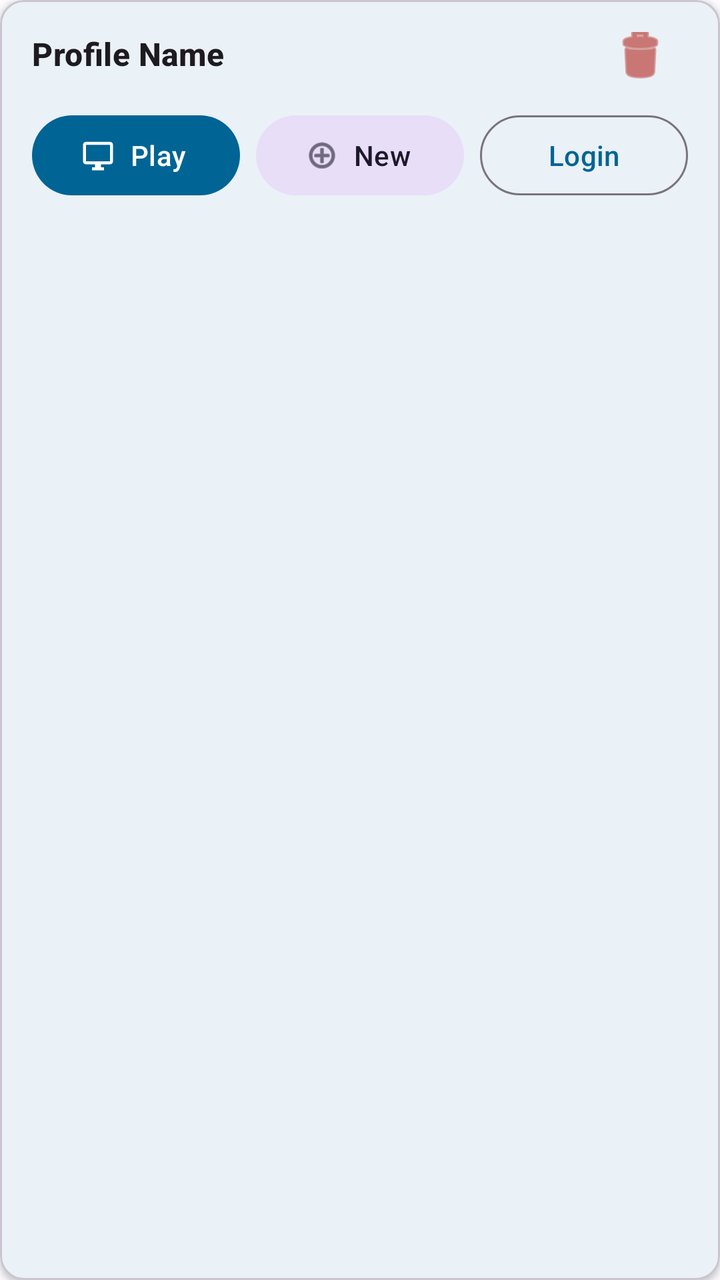
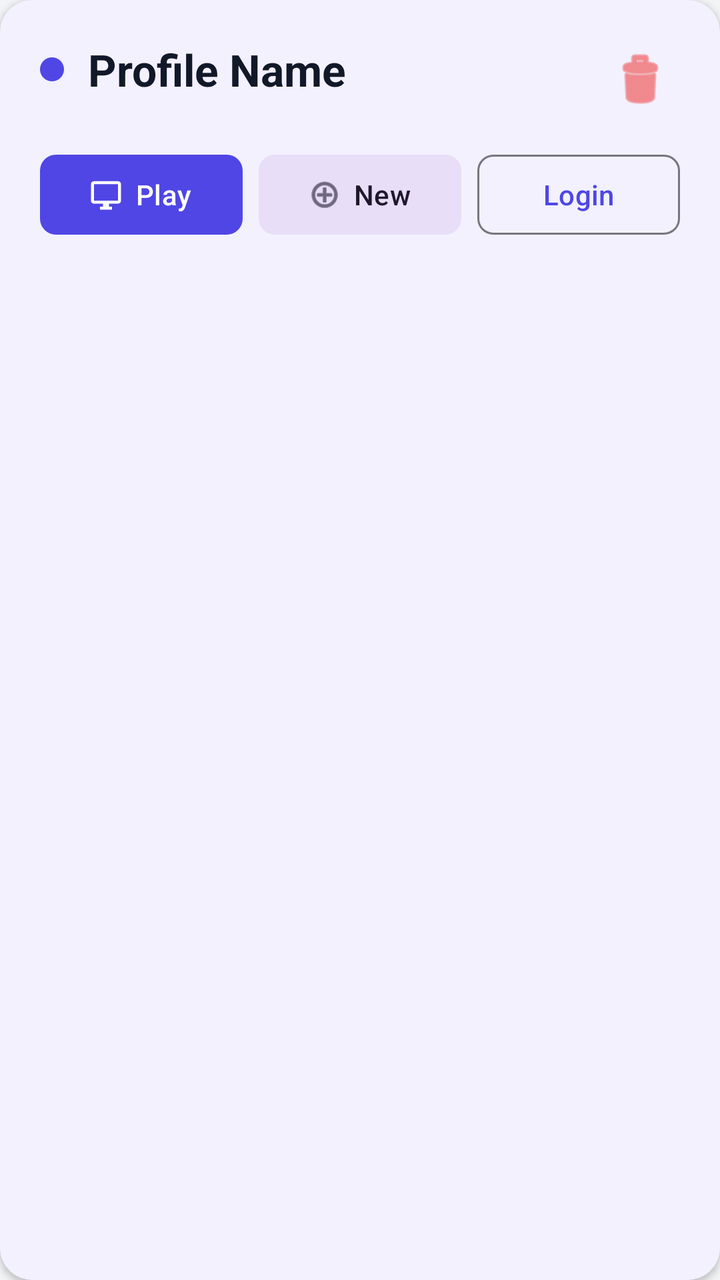

The first picture is an Android layout as it rendered before a commit; the second is the same layout after the commit. The layout source and the unified diff follow.
<!-- AndroidManifest.xml: application theme Theme.WebWorkspace -->
<!-- res/layout/item_profile.xml -->
<?xml version="1.0" encoding="utf-8"?>
<com.google.android.material.card.MaterialCardView xmlns:android="http://schemas.android.com/apk/res/android"
    xmlns:app="http://schemas.android.com/apk/res-auto"
    android:layout_width="match_parent"
    android:layout_height="wrap_content"
    android:layout_marginHorizontal="16dp"
    android:layout_marginVertical="8dp"
    app:cardCornerRadius="12dp"
    app:cardElevation="2dp">

    <androidx.constraintlayout.widget.ConstraintLayout
        android:layout_width="match_parent"
        android:layout_height="wrap_content"
        android:padding="16dp">

        <TextView
            android:id="@+id/tvProfileName"
            android:layout_width="0dp"
            android:layout_height="wrap_content"
            android:text="Profile Name"
            android:textAppearance="?attr/textAppearanceTitleMedium"
            android:textStyle="bold"
            app:layout_constraintEnd_toStartOf="@+id/btnDelete"
            app:layout_constraintStart_toStartOf="parent"
            app:layout_constraintTop_toTopOf="parent" />

        <ImageButton
            android:id="@+id/btnDelete"
            android:layout_width="48dp"
            android:layout_height="48dp"
            android:background="?attr/selectableItemBackgroundBorderless"
            android:contentDescription="@string/action_delete"
            android:src="@android:drawable/ic_menu_delete"
            app:layout_constraintEnd_toEndOf="parent"
            app:layout_constraintTop_toTopOf="parent"
            app:layout_constraintBottom_toBottomOf="@+id/tvProfileName"
            app:tint="?attr/colorError" />

        <LinearLayout
            android:layout_width="match_parent"
            android:layout_height="wrap_content"
            android:layout_marginTop="16dp"
            android:orientation="horizontal"
            android:weightSum="3"
            app:layout_constraintTop_toBottomOf="@+id/tvProfileName">

            <com.google.android.material.button.MaterialButton
                android:id="@+id/btnPlay"
                android:layout_width="0dp"
                android:layout_height="wrap_content"
                android:layout_weight="1"
                android:layout_marginEnd="4dp"
                android:text="Play"
                app:icon="@drawable/ic_desktop"
                app:iconPadding="4dp" />

            <com.google.android.material.button.MaterialButton
                android:id="@+id/btnNewSession"
                style="@style/Widget.Material3.Button.TonalButton"
                android:layout_width="0dp"
                android:layout_height="wrap_content"
                android:layout_weight="1"
                android:layout_marginHorizontal="4dp"
                android:text="New"
                app:icon="@android:drawable/ic_menu_add"
                app:iconPadding="4dp" />

            <com.google.android.material.button.MaterialButton
                android:id="@+id/btnCustomize"
                style="@style/Widget.Material3.Button.OutlinedButton"
                android:layout_width="0dp"
                android:layout_height="wrap_content"
                android:layout_weight="1"
                android:layout_marginStart="4dp"
                android:text="Login" />
        </LinearLayout>
    </androidx.constraintlayout.widget.ConstraintLayout>
</com.google.android.material.card.MaterialCardView>
<!-- resources referenced by this layout -->
<resources>
  <!-- drawable ic_desktop (drawable) -->
  <vector xmlns:android="http://schemas.android.com/apk/res/android"
      android:width="24dp"
      android:height="24dp"
      android:viewportWidth="24"
      android:viewportHeight="24">
      <path
          android:fillColor="#000000"
          android:pathData="M20,3H4C2.9,3 2,3.9 2,5v11c0,1.1 0.9,2 2,2h6v2H8v2h8v-2h-2v-2h6c1.1,0 2,-0.9 2,-2V5c0,-1.1 -0.9,-2 -2,-2zM20,16H4V5h16v11z"/>
  </vector>
  <string name="action_delete">Delete</string>
  <style name="Theme.WebWorkspace" parent="Base.Theme.WebWorkspace" />
  <style name="Base.Theme.WebWorkspace" parent="Theme.Material3.DayNight">
          
          <item name="colorPrimary">@color/md_theme_light_primary</item>
          <item name="colorOnPrimary">@color/md_theme_light_onPrimary</item>
          <item name="colorPrimaryContainer">@color/md_theme_light_primaryContainer</item>
          <item name="colorOnPrimaryContainer">@color/md_theme_light_onPrimaryContainer</item>
          <item name="android:colorBackground">@color/md_theme_light_background</item>
          <item name="colorOnBackground">@color/md_theme_light_onBackground</item>
          <item name="colorSurface">@color/md_theme_light_surface</item>
          <item name="colorOnSurface">@color/md_theme_light_onSurface</item>
      </style>
  <color name="md_theme_light_primary">#006494</color>
  <color name="md_theme_light_onPrimary">#FFFFFF</color>
  <color name="md_theme_light_primaryContainer">#CBE6FF</color>
  <color name="md_theme_light_onPrimaryContainer">#001E30</color>
  <color name="md_theme_light_background">#FCFCFF</color>
  <color name="md_theme_light_onBackground">#1A1C1E</color>
  <color name="md_theme_light_surface">#FCFCFF</color>
  <color name="md_theme_light_onSurface">#1A1C1E</color>
</resources>

<!-- the commit's change to res/layout/item_profile.xml (unified diff, before → after) -->
@@ -3,43 +3,57 @@
     xmlns:app="http://schemas.android.com/apk/res-auto"
     android:layout_width="match_parent"
     android:layout_height="wrap_content"
-    android:layout_marginHorizontal="16dp"
+    android:layout_marginHorizontal="12dp"
     android:layout_marginVertical="8dp"
-    app:cardCornerRadius="12dp"
-    app:cardElevation="2dp">
+    app:cardBackgroundColor="?attr/colorSurface"
+    app:cardCornerRadius="16dp"
+    app:cardElevation="2dp"
+    app:strokeWidth="0dp">
 
     <androidx.constraintlayout.widget.ConstraintLayout
         android:layout_width="match_parent"
         android:layout_height="wrap_content"
-        android:padding="16dp">
+        android:padding="20dp">
+
+        
+        <View
+            android:id="@+id/statusIndicator"
+            android:layout_width="12dp"
+            android:layout_height="12dp"
+            android:background="@drawable/circle_shape"
+            android:backgroundTint="?attr/colorPrimary"
+            app:layout_constraintStart_toStartOf="parent"
+            app:layout_constraintTop_toTopOf="@+id/tvProfileName"
+            app:layout_constraintBottom_toBottomOf="@+id/tvProfileName" />
 
         <TextView
             android:id="@+id/tvProfileName"
             android:layout_width="0dp"
             android:layout_height="wrap_content"
+            android:layout_marginStart="12dp"
             android:text="Profile Name"
-            android:textAppearance="?attr/textAppearanceTitleMedium"
+            android:textColor="?attr/colorOnSurface"
+            android:textAppearance="?attr/textAppearanceTitleLarge"
             android:textStyle="bold"
             app:layout_constraintEnd_toStartOf="@+id/btnDelete"
-            app:layout_constraintStart_toStartOf="parent"
+            app:layout_constraintStart_toEndOf="@+id/statusIndicator"
             app:layout_constraintTop_toTopOf="parent" />
 
         <ImageButton
             android:id="@+id/btnDelete"
-            android:layout_width="48dp"
-            android:layout_height="48dp"
+            android:layout_width="40dp"
+            android:layout_height="40dp"
             android:background="?attr/selectableItemBackgroundBorderless"
             android:contentDescription="@string/action_delete"
             android:src="@android:drawable/ic_menu_delete"
             app:layout_constraintEnd_toEndOf="parent"
             app:layout_constraintTop_toTopOf="parent"
-            app:layout_constraintBottom_toBottomOf="@+id/tvProfileName"
             app:tint="?attr/colorError" />
 
         <LinearLayout
             android:layout_width="match_parent"
             android:layout_height="wrap_content"
-            android:layout_marginTop="16dp"
+            android:layout_marginTop="24dp"
             android:orientation="horizontal"
             android:weightSum="3"
             app:layout_constraintTop_toBottomOf="@+id/tvProfileName">
@@ -47,20 +61,25 @@
             <com.google.android.material.button.MaterialButton
                 android:id="@+id/btnPlay"
                 android:layout_width="0dp"
-                android:layout_height="wrap_content"
+                android:layout_height="48dp"
                 android:layout_weight="1"
                 android:layout_marginEnd="4dp"
                 android:text="Play"
+                app:cornerRadius="8dp"
+                app:backgroundTint="?attr/colorPrimary"
+                android:textColor="?attr/colorOnPrimary"
                 app:icon="@drawable/ic_desktop"
+                app:iconTint="?attr/colorOnPrimary"
                 app:iconPadding="4dp" />
 
             <com.google.android.material.button.MaterialButton
                 android:id="@+id/btnNewSession"
                 style="@style/Widget.Material3.Button.TonalButton"
                 android:layout_width="0dp"
-                android:layout_height="wrap_content"
+                android:layout_height="48dp"
                 android:layout_weight="1"
                 android:layout_marginHorizontal="4dp"
+                app:cornerRadius="8dp"
                 android:text="New"
                 app:icon="@android:drawable/ic_menu_add"
                 app:iconPadding="4dp" />
@@ -69,9 +88,10 @@
                 android:id="@+id/btnCustomize"
                 style="@style/Widget.Material3.Button.OutlinedButton"
                 android:layout_width="0dp"
-                android:layout_height="wrap_content"
+                android:layout_height="48dp"
                 android:layout_weight="1"
                 android:layout_marginStart="4dp"
+                app:cornerRadius="8dp"
                 android:text="Login" />
         </LinearLayout>
     </androidx.constraintlayout.widget.ConstraintLayout>
<!-- resource entries referenced after the edit -->
@@ -1,5 +1,11 @@
 <!-- resources referenced by this layout -->
 <resources>
+  <!-- drawable circle_shape (drawable) -->
+  <?xml version="1.0" encoding="utf-8"?>
+  <shape xmlns:android="http://schemas.android.com/apk/res/android"
+      android:shape="oval">
+      <solid android:color="#FFFFFF" />
+  </shape>
   <!-- drawable ic_desktop (drawable) -->
   <vector xmlns:android="http://schemas.android.com/apk/res/android"
       android:width="24dp"
@@ -11,25 +17,30 @@
           android:pathData="M20,3H4C2.9,3 2,3.9 2,5v11c0,1.1 0.9,2 2,2h6v2H8v2h8v-2h-2v-2h6c1.1,0 2,-0.9 2,-2V5c0,-1.1 -0.9,-2 -2,-2zM20,16H4V5h16v11z"/>
   </vector>
   <string name="action_delete">Delete</string>
-  <style name="Theme.WebWorkspace" parent="Base.Theme.WebWorkspace" />
-  <style name="Base.Theme.WebWorkspace" parent="Theme.Material3.DayNight">
+  <style name="Theme.WebWorkspace" parent="Base.Theme.WebWorkspace">
+          <item name="windowNoTitle">true</item>
+          <item name="windowActionBar">false</item>
+      </style>
+  <style name="Base.Theme.WebWorkspace" parent="Theme.Material3.DayNight.NoActionBar">
           
-          <item name="colorPrimary">@color/md_theme_light_primary</item>
-          <item name="colorOnPrimary">@color/md_theme_light_onPrimary</item>
-          <item name="colorPrimaryContainer">@color/md_theme_light_primaryContainer</item>
-          <item name="colorOnPrimaryContainer">@color/md_theme_light_onPrimaryContainer</item>
-          <item name="android:colorBackground">@color/md_theme_light_background</item>
-          <item name="colorOnBackground">@color/md_theme_light_onBackground</item>
-          <item name="colorSurface">@color/md_theme_light_surface</item>
-          <item name="colorOnSurface">@color/md_theme_light_onSurface</item>
+          <item name="colorPrimary">@color/primary</item>
+          <item name="colorPrimaryVariant">@color/primaryDark</item>
+          <item name="colorOnPrimary">@color/white</item>
+          <item name="colorSecondary">@color/secondary</item>
+          <item name="colorOnSecondary">@color/white</item>
+          <item name="android:colorBackground">@color/background</item>
+          <item name="colorOnBackground">@color/text_primary</item>
+          <item name="colorSurface">@color/surface</item>
+          <item name="colorOnSurface">@color/text_primary</item>
+          <item name="colorError">@color/error</item>
       </style>
-  <color name="md_theme_light_primary">#006494</color>
-  <color name="md_theme_light_onPrimary">#FFFFFF</color>
-  <color name="md_theme_light_primaryContainer">#CBE6FF</color>
-  <color name="md_theme_light_onPrimaryContainer">#001E30</color>
-  <color name="md_theme_light_background">#FCFCFF</color>
-  <color name="md_theme_light_onBackground">#1A1C1E</color>
-  <color name="md_theme_light_surface">#FCFCFF</color>
-  <color name="md_theme_light_onSurface">#1A1C1E</color>
+  <color name="primary">#4F46E5</color>
+  <color name="primaryDark">#3730A3</color>
+  <color name="white">#FFFFFF</color>
+  <color name="secondary">#10B981</color>
+  <color name="background">#F3F4F6</color>
+  <color name="text_primary">#111827</color>
+  <color name="surface">#FFFFFF</color>
+  <color name="error">#EF4444</color>
 </resources>
 
